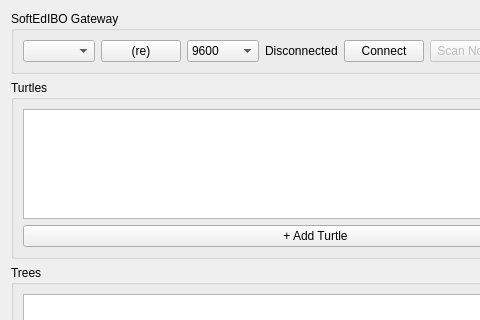
First picture: the form in src/gui/ui/robot_panel.ui, repository techandpeople/SoftEdIBO, before the edit; both pictures show x 0 to 480 and y 0 to 320 of the 631 by 640 pixel window.
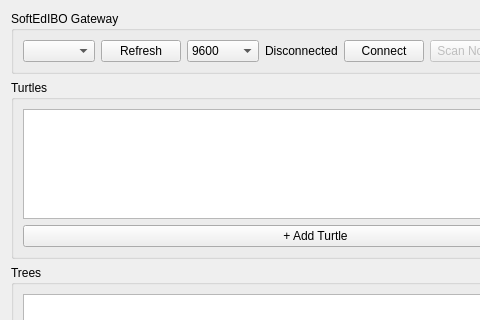
Second picture: the form after the edit.

Commit message: Refresh ports button label

The edit to the form file:
```diff
--- a/src/gui/ui/robot_panel.ui
+++ b/src/gui/ui/robot_panel.ui
@@ -19,8 +19,7 @@
       </item>
       <item>
        <widget class="QPushButton" name="refresh_ports_btn">
-        <property name="text"><string>(re)</string></property>
-        <property name="maximumWidth"><number>28</number></property>
+        <property name="text"><string>Refresh</string></property>
         <property name="toolTip"><string>Refresh serial port list</string></property>
         <property name="whatsThis"><string>Rescan the serial ports and refresh the port list - use it after plugging in the gateway.</string></property>
        </widget>
```
Left out of the diff: 2 changed lines with no effect on the pictures.
